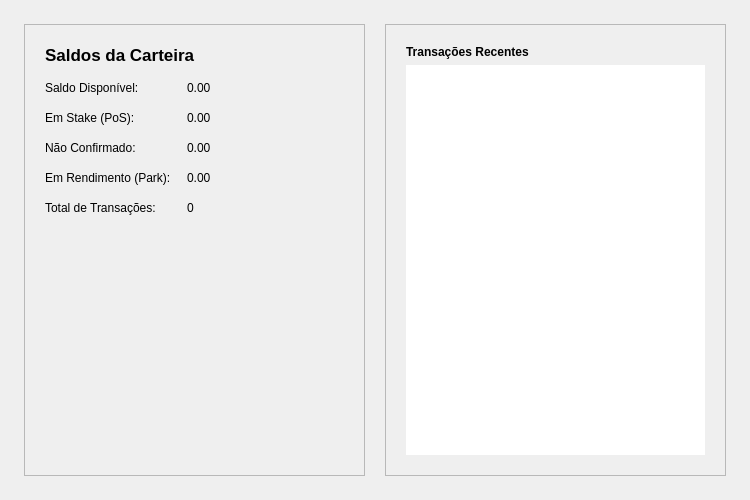
Qt form src/qt/forms/overviewpage.ui (gabrielpgava/nubits) before a commit.
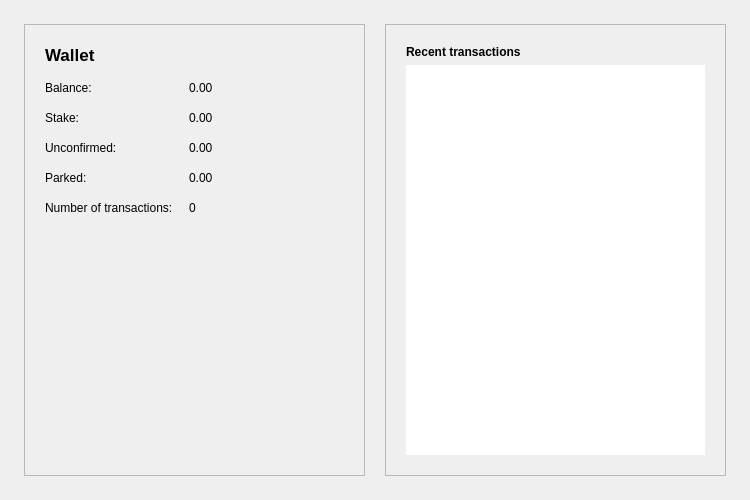
The same form after that commit.

What changed in the file:
```diff
--- a/src/qt/forms/overviewpage.ui
+++ b/src/qt/forms/overviewpage.ui
@@ -75,14 +75,14 @@
          </font>
         </property>
         <property name="text">
-         <string>Saldos da Carteira</string>
+         <string>Wallet</string>
         </property>
        </widget>
       </item>
       <item row="2" column="0">
        <widget class="QLabel" name="label">
         <property name="text">
-         <string>Saldo Disponível:</string>
+         <string>Balance:</string>
         </property>
        </widget>
       </item>
@@ -96,7 +96,7 @@
       <item row="3" column="0">
        <widget class="QLabel" name="labelStakeLabel">
         <property name="text">
-         <string>Em Stake (PoS):</string>
+         <string>Stake:</string>
         </property>
        </widget>
       </item>
@@ -110,7 +110,7 @@
       <item row="4" column="0">
        <widget class="QLabel" name="label_3">
         <property name="text">
-         <string>Não Confirmado:</string>
+         <string>Unconfirmed:</string>
         </property>
        </widget>
       </item>
@@ -124,7 +124,7 @@
       <item row="5" column="0">
        <widget class="QLabel" name="labelParkedLabel">
         <property name="text">
-         <string>Em Rendimento (Park):</string>
+         <string>Parked:</string>
         </property>
        </widget>
       </item>
@@ -138,7 +138,7 @@
       <item row="6" column="0">
        <widget class="QLabel" name="label_2">
         <property name="text">
-         <string>Total de Transações:</string>
+         <string>Number of transactions:</string>
         </property>
        </widget>
       </item>
@@ -182,7 +182,7 @@
       <item>
        <widget class="QLabel" name="label_4">
         <property name="text">
-         <string>&lt;b&gt;Transações Recentes&lt;/b&gt;</string>
+         <string>&lt;b&gt;Recent transactions&lt;/b&gt;</string>
         </property>
        </widget>
       </item>
```
